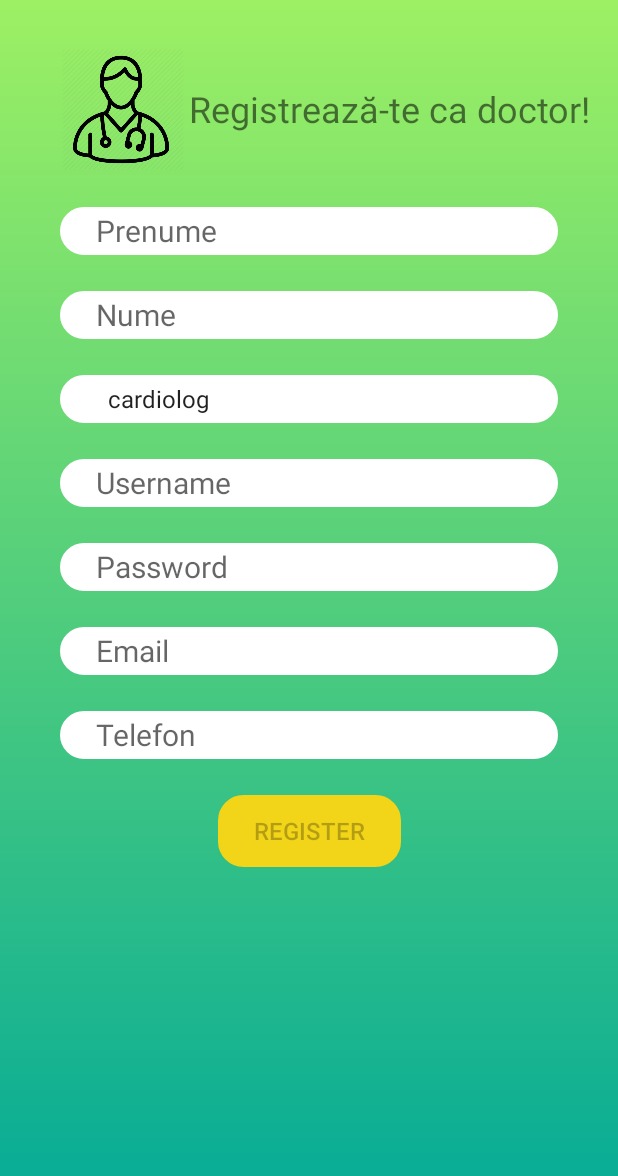
After one commit to AndreiBisoc/medProject, an Android app: the layout activity_register.xml on its own in the app's theme, with its tools: preview values and no code run, on a phone screen of 412 x 824 dp. The commit adds this screen. Shown: the top 1176 px of the screen. Run offline under Robolectric (Android 15) with nearby library versions, the phone set to English and light mode, and no system bars.

Commit message:
register as doctor

```diff
--- a/app/src/main/res/drawable/button.xml
+++ b/app/src/main/res/drawable/button.xml
@@ -11,4 +11,8 @@
         android:endColor="@color/button"
         android:startColor="@color/button"
         android:type="linear" />
+
+    <padding
+        android:left="24dp"
+        android:right="24dp" />
 </shape>
--- a/app/src/main/res/drawable/input_field.xml
+++ b/app/src/main/res/drawable/input_field.xml
@@ -1,8 +1,8 @@
 <?xml version="1.0" encoding="utf-8"?>
 <shape xmlns:android="http://schemas.android.com/apk/res/android" android:shape="rectangle">
     <stroke
-        android:width="2dp"
-        android:color="@color/white" />
+        android:width="1dp"
+        android:color="@color/white"/>
 
     <corners android:radius="16dp"/>
 
@@ -12,4 +12,12 @@
         android:startColor="@color/white"
         android:type="linear" />
 
+    <size
+        android:width="0dp"
+        android:height="32dp" />
+
+    <padding
+        android:left="24dp"
+        android:right="24dp" />
+
 </shape>
--- /dev/null
+++ b/app/src/main/res/layout/activity_register.xml
@@ -0,0 +1,158 @@
+<?xml version="1.0" encoding="utf-8"?>
+<ScrollView xmlns:android="http://schemas.android.com/apk/res/android"
+    xmlns:app="http://schemas.android.com/apk/res-auto"
+    xmlns:tools="http://schemas.android.com/tools"
+    android:layout_width="match_parent"
+    android:layout_height="match_parent"
+    android:fillViewport="true">
+
+    <androidx.constraintlayout.widget.ConstraintLayout
+        android:id="@+id/container"
+        android:layout_width="match_parent"
+        android:layout_height="match_parent"
+        android:paddingLeft="@dimen/activity_horizontal_margin"
+        android:paddingTop="@dimen/activity_vertical_margin"
+        android:paddingRight="@dimen/activity_horizontal_margin"
+        android:paddingBottom="@dimen/activity_vertical_margin"
+        tools:context=".RegisterActivity"
+        android:background="@drawable/background">
+
+        <ImageView
+            android:id="@+id/appLogo"
+            android:layout_width="84dp"
+            android:layout_height="82dp"
+            android:layout_marginStart="24dp"
+            android:layout_marginLeft="24dp"
+            android:layout_marginTop="16dp"
+            android:contentDescription="@string/logo"
+            android:src="@drawable/doctor"
+            app:layout_constraintStart_toStartOf="parent"
+            app:layout_constraintTop_toTopOf="parent"
+            tools:srcCompat="@tools:sample/avatars" />
+
+        <TextView
+            android:id="@+id/appName"
+            android:layout_width="wrap_content"
+            android:layout_height="wrap_content"
+            android:layout_marginTop="40dp"
+            android:text="@string/register_doctor"
+            android:textSize="24sp"
+            app:layout_constraintEnd_toEndOf="parent"
+            app:layout_constraintStart_toEndOf="@+id/appLogo"
+            app:layout_constraintTop_toTopOf="parent" />
+
+        <EditText
+            android:id="@+id/firstName"
+            android:layout_width="0dp"
+            android:layout_height="32dp"
+            android:layout_margin="24dp"
+            android:background="@drawable/input_field"
+            android:hint="@string/first_name"
+            android:imeActionLabel="@string/first_name"
+            android:selectAllOnFocus="true"
+            android:textSize="20sp"
+            app:layout_constraintEnd_toEndOf="parent"
+            app:layout_constraintStart_toStartOf="parent"
+            app:layout_constraintTop_toBottomOf="@+id/appLogo" />
+
+        <EditText
+            android:id="@+id/lastName"
+            android:layout_width="0dp"
+            android:layout_height="32dp"
+            android:layout_margin="24dp"
+            android:background="@drawable/input_field"
+            android:hint="@string/last_name"
+            android:imeActionLabel="@string/last_name"
+            android:selectAllOnFocus="true"
+            android:textSize="20sp"
+            app:layout_constraintEnd_toEndOf="parent"
+            app:layout_constraintStart_toStartOf="parent"
+            app:layout_constraintTop_toBottomOf="@+id/firstName" />
+
+        <Spinner
+            android:id="@+id/specialisation"
+            android:layout_width="match_parent"
+            android:layout_height="wrap_content"
+            android:layout_margin="24dp"
+            android:background="@drawable/input_field"
+            android:entries="@array/doctors_specialisations"
+            android:prompt="@string/country_prompt"
+            android:textSize="20sp"
+            app:layout_constraintEnd_toEndOf="parent"
+            app:layout_constraintStart_toStartOf="parent"
+            app:layout_constraintTop_toBottomOf="@+id/lastName" />
+
+        <EditText
+            android:id="@+id/username"
+            android:layout_width="0dp"
+            android:layout_height="32dp"
+            android:layout_margin="24dp"
+            android:background="@drawable/input_field"
+            android:hint="@string/username"
+            android:imeActionLabel="@string/username"
+            android:selectAllOnFocus="true"
+            android:textSize="20sp"
+            app:layout_constraintEnd_toEndOf="parent"
+            app:layout_constraintStart_toStartOf="parent"
+            app:layout_constraintTop_toBottomOf="@+id/specialisation" />
+
+        <EditText
+            android:id="@+id/password"
+            android:layout_width="0dp"
+            android:layout_height="32dp"
+            android:layout_margin="24dp"
+            android:background="@drawable/input_field"
+            android:hint="@string/password"
+            android:imeActionLabel="@string/password"
+            android:inputType="textPassword"
+            android:textSize="20sp"
+            app:layout_constraintEnd_toEndOf="parent"
+            app:layout_constraintStart_toStartOf="parent"
+            app:layout_constraintTop_toBottomOf="@+id/username" />
+
+        <EditText
+            android:id="@+id/email"
+            android:layout_width="0dp"
+            android:layout_height="32dp"
+            android:layout_margin="24dp"
+            android:background="@drawable/input_field"
+            android:hint="@string/email"
+            android:imeActionLabel="@string/email"
+            android:inputType="textEmailAddress"
+            android:textSize="20sp"
+            app:layout_constraintEnd_toEndOf="parent"
+            app:layout_constraintStart_toStartOf="parent"
+            app:layout_constraintTop_toBottomOf="@+id/password" />
+
+        <EditText
+            android:id="@+id/phone"
+            android:layout_width="0dp"
+            android:layout_height="32dp"
+            android:layout_margin="24dp"
+            android:background="@drawable/input_field"
+            android:hint="@string/phone"
+            android:imeActionLabel="@string/phone"
+            android:inputType="phone"
+            android:textSize="20sp"
+            app:layout_constraintEnd_toEndOf="parent"
+            app:layout_constraintStart_toStartOf="parent"
+            app:layout_constraintTop_toBottomOf="@+id/email" />
+
+        <Button
+            android:id="@+id/registerButton"
+            android:layout_width="wrap_content"
+            android:layout_height="wrap_content"
+            android:layout_gravity="start"
+            android:layout_margin="24dp"
+            android:layout_marginRight="24dp"
+            android:background="@drawable/button"
+            android:enabled="false"
+            android:text="@string/action_register_short"
+            android:textSize="16sp"
+            app:layout_constraintEnd_toEndOf="parent"
+            app:layout_constraintHorizontal_bias="0.5"
+            app:layout_constraintStart_toStartOf="parent"
+            app:layout_constraintTop_toBottomOf="@+id/phone" />
+
+    </androidx.constraintlayout.widget.ConstraintLayout>
+</ScrollView>
--- a/app/src/main/res/values/strings.xml
+++ b/app/src/main/res/values/strings.xml
@@ -2,11 +2,17 @@
     <string name="save_menu">save</string>
     <string name="logo">Logo</string>
     <string name="title_activity_login">Sign in</string>
-    <string name="prompt_email">Email</string>
-    <string name="prompt_password">Password</string>
+    <string name="email">Email</string>
+    <string name="username">Username</string>
+    <string name="phone">Telefon</string>
+    <string name="password">Password</string>
+    <string name="first_name">Prenume</string>
+    <string name="last_name">Nume</string>
+    <string name="specialisation">Specializare</string>
     <string name="action_sign_in">Sign in</string>
     <string name="action_sign_in_short">Sign in</string>
     <string name="action_register">Don\'t have an account?</string>
+    <string name="register_doctor">Registrează-te ca doctor!</string>
     <string name="action_register_short">Register</string>
     <string name="welcome">"Welcome !"</string>
     <string name="invalid_username">Not a valid username</string>
@@ -14,4 +20,19 @@
     <string name="login_failed">"Login failed"</string>
     <string name="app_name">"Med App"</string>
     <string name="delete_drug">Delete Drug</string>
+
+    <string name="country_prompt">Alege specializare</string>
+    <string-array name="doctors_specialisations">
+        <item>cardiolog</item>
+        <item>chirurg</item>
+        <item>dermatolog</item>
+        <item>endocrinolog</item>
+        <item>hematolog</item>
+        <item>medic de familie</item>
+        <item>neurolog</item>
+        <item>oncolog</item>
+        <item>pediatru</item>
+        <item>psiholog</item>
+        <item>psihiatru</item>
+    </string-array>
 </resources>
```
Also changed, not shown: app/src/main/AndroidManifest.xml (+8 -8 lines), app/src/main/java/com/example/medproject/CustomOnItemSelectedListener.java (added, +21 -0 lines), app/src/main/java/com/example/medproject/Doctor.java (added, +88 -0 lines), app/src/main/java/com/example/medproject/Patient.java (+13 -13 lines), app/src/main/java/com/example/medproject/RegisterActivity.java (added, +88 -0 lines), app/src/main/java/com/example/medproject/ui/login/LoginActivity.java (+19 -3 lines), app/src/main/res/layout/activity_login.xml (+19 -19 lines), app/src/main/res/drawable/doctor.png (added).
